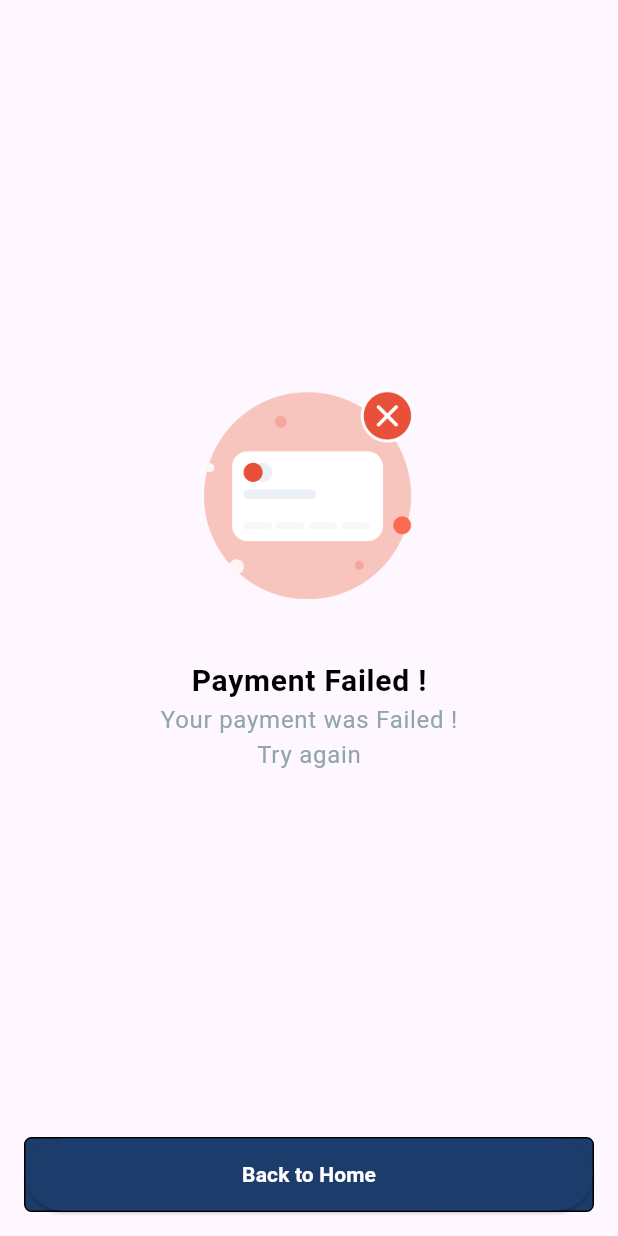
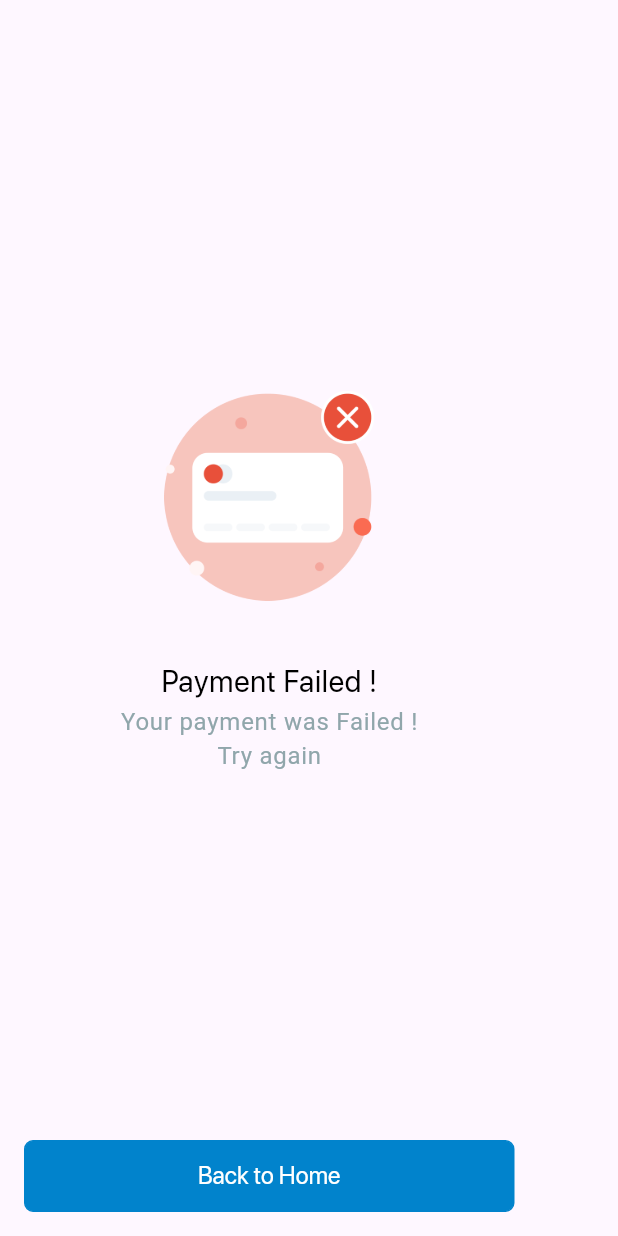
Before and after one commit to dipu363/FlutterDemo, a Flutter app: the screen it shows after launch, after a tap on "payment failed", on a phone screen of 412 x 824 dp. Run offline on Flutter 3.47's test engine with Material 2 defaults, Android fonts, the phone set to English and light mode, and no system bars; our stand-ins replace connectivity_plus, get.

Commit message:
6 new screen has been added

```diff
--- a/lib/main.dart
+++ b/lib/main.dart
@@ -1,7 +1,13 @@
 import 'package:flutter/material.dart';
+import 'package:internetconnectivitycheck/ui/screen/create_new%20_password_screen.dart';
 import 'package:internetconnectivitycheck/ui/screen/home_Screen.dart';
 import 'package:get/get.dart';
+import 'package:internetconnectivitycheck/ui/screen/login_screen.dart';
+import 'package:internetconnectivitycheck/ui/screen/password_changed_success_screen.dart';
+import 'package:internetconnectivitycheck/ui/screen/reset_password_screen.dart';
 import 'package:internetconnectivitycheck/ui/state_manager/dependency_injection.dart';
+import 'package:internetconnectivitycheck/ui/utils/app_colors.dart';
+import 'package:internetconnectivitycheck/ui/widget/my_input_theme.dart';
 
 
 
@@ -20,8 +26,9 @@
       debugShowCheckedModeBanner: false,
       title: 'Network Check ',
       theme: ThemeData(
-        colorScheme: ColorScheme.fromSeed(seedColor: Colors.deepPurple),
+       primarySwatch: Colors.blue,
         useMaterial3: true,
+        inputDecorationTheme: MyInputTheme().theme(),
       ),
       home:const HomeScreen(),
     );
--- a/lib/ui/screen/home_Screen.dart
+++ b/lib/ui/screen/home_Screen.dart
@@ -1,9 +1,15 @@
 
 import 'package:get/get.dart';
 import 'package:flutter/material.dart';
+import 'package:internetconnectivitycheck/ui/screen/check_email_screen.dart';
+import 'package:internetconnectivitycheck/ui/screen/create_new%20_password_screen.dart';
+import 'package:internetconnectivitycheck/ui/screen/login_screen.dart';
 import 'package:internetconnectivitycheck/ui/screen/no_internet_connection_screen.dart';
+import 'package:internetconnectivitycheck/ui/screen/password_changed_success_screen.dart';
 import 'package:internetconnectivitycheck/ui/screen/payment_filed_screen.dart';
 import 'package:internetconnectivitycheck/ui/screen/purchased_course_successful_screen.dart';
+import 'package:internetconnectivitycheck/ui/screen/registration_screen.dart';
+import 'package:internetconnectivitycheck/ui/screen/reset_password_screen.dart';
 import 'package:internetconnectivitycheck/ui/utils/app_colors.dart';
 import 'package:internetconnectivitycheck/ui/widget/common_elevated_button.dart';
 class HomeScreen extends StatelessWidget {
@@ -13,12 +19,11 @@
   Widget build(BuildContext context) {
     return Scaffold(
       appBar: AppBar(
-        title: const Text('Dashboard'),
+        title: const Text('Dashboard',style: TextStyle(fontFamily: 'SFProDisplay'),),
       ),
       body: Padding(
         padding: const EdgeInsets.all(8.0),
-        child: Column(
-          mainAxisAlignment: MainAxisAlignment.center,
+        child: ListView(
             children: [
               CommonElevatedButton(title: 'Pay now', onTap: (){
                 showModalBottomSheet(
@@ -40,8 +45,34 @@
               const SizedBox(height: 10,),
               CommonElevatedButton(title: 'No network', onTap: (){
                 Get.to(const NoInternetConnectionScreen()) ;
-            })
+              }),
+              const SizedBox(height: 10,),
+              CommonElevatedButton(title: 'login', onTap: (){
+                Get.to(const LogInScreen()) ;
+              }),
+              const SizedBox(height: 10,),
+              CommonElevatedButton(title: 'registration', onTap: (){
+                Get.to(const RegistrationScreen()) ;
+              }),
+              const SizedBox(height: 10,),
+              CommonElevatedButton(title: 'resetpassword', onTap: (){
+                Get.to(const ResetPasswordScreen()) ;
+              }),
+              const SizedBox(height: 10,),
+              CommonElevatedButton(title: 'CheckMail', onTap: (){
+                Get.to(const CheckEmailScreen()) ;
+              }),
+              const SizedBox(height: 10,),
+              CommonElevatedButton(title: 'Create new password', onTap: (){
+                Get.to(const CreateNewPasswordScreen()) ;
+              }),
+              const SizedBox(height: 10,),
+              CommonElevatedButton(title: 'Changepasswordsuccess', onTap: (){
+                Get.to(const PasswordChangedSuccessScreen()) ;
+              }),
+              const SizedBox(height: 10,),
             ],
+
         ),
       )
 
--- a/lib/ui/utils/app_colors.dart
+++ b/lib/ui/utils/app_colors.dart
@@ -4,3 +4,11 @@
 const Color grayColor = Color(0xFF90A6AB);
 const Color graySoftColor = Color(0xFFE7E7E7);
 const Color blackColor = Color(0xFF000000);
+
+const Color neutralBlack900 = Color(0xFF111827);
+const Color neutralBlack500 = Color(0xFF6B7280);
+const Color neutralBlack400 = Color(0xFF9CA3AF);
+const Color neutralBlack300 = Color(0xFFD1D5DB);
+const Color danger500 = Color(0xFFFF472B);
+const Color dreamBlue = Color(0xFF0183CC);
+const Color generalWhite = Color(0xFFFFFFFF);
--- a/lib/ui/widget/common_elevated_button.dart
+++ b/lib/ui/widget/common_elevated_button.dart
@@ -15,24 +15,29 @@
     return Container(
 
       decoration: BoxDecoration(
-          color: primaryColor,
-          border: Border.all(),
-          borderRadius: BorderRadius.circular(5)
+          color: dreamBlue,
+          border: Border.all(
+            color: dreamBlue
+          ),
+          borderRadius: BorderRadius.circular(6)
 
 
       ),
 
-      width: double.infinity,
-      height: 50,
+      width: 327,
+      height: 48,
       child: ElevatedButton(
           style: ElevatedButton.styleFrom(
-            backgroundColor: primaryColor,
+
+            backgroundColor: dreamBlue,
+            elevation: 0
           ),
           onPressed: onTap,
           child: Text(
             title,
+            textAlign: TextAlign.center,
             style: const TextStyle(
-                fontWeight: FontWeight.w600, color: Colors.white),
+                fontWeight: FontWeight.w500, color: generalWhite,fontSize: 16 ,letterSpacing: .1,fontFamily: 'SFProDisplay'),
           )),
     );
   }
--- /dev/null
+++ b/lib/ui/widget/my_input_theme.dart
@@ -0,0 +1,42 @@
+
+import 'package:flutter/material.dart';
+import 'package:internetconnectivitycheck/ui/utils/app_colors.dart';
+
+class MyInputTheme{
+  TextStyle _buildTextStyle(Color color ,{double size = 16.0}){
+    return TextStyle(
+      fontSize: 16,
+      fontFamily: 'SFProDisplay',
+      color: color,
+
+    );
+
+  }
+  OutlineInputBorder _buildBorder(Color color) {
+    return OutlineInputBorder(
+        borderRadius: const BorderRadius.all(Radius.circular(8)),
+        borderSide: BorderSide(color: color, width: 1));
+  }
+  InputDecorationTheme theme() => InputDecorationTheme(
+    contentPadding: const EdgeInsets.all(16), // if use content padding then ignore isDense
+    // isDense: true,
+    floatingLabelBehavior: FloatingLabelBehavior.never,
+
+
+    //border
+    enabledBorder: _buildBorder(neutralBlack400),
+    errorBorder: _buildBorder(danger500),
+    focusedBorder: _buildBorder(dreamBlue),
+    focusedErrorBorder: _buildBorder(dreamBlue),
+    disabledBorder: _buildBorder(neutralBlack300),
+    // text style
+    suffixStyle:_buildTextStyle(neutralBlack900),
+    counterStyle:_buildTextStyle(neutralBlack500),
+    floatingLabelStyle:_buildTextStyle(neutralBlack900),
+    errorStyle:_buildTextStyle(danger500),
+    helperStyle:_buildTextStyle(neutralBlack500),
+    hintStyle:_buildTextStyle(neutralBlack400),
+    labelStyle:_buildTextStyle(neutralBlack500),
+    prefixStyle:_buildTextStyle(neutralBlack900),
+  );
+}
```
Also changed, not shown: lib/ui/screen/check_email_screen.dart (added, +42 -0 lines), lib/ui/screen/create_new _password_screen.dart (added, +106 -0 lines), lib/ui/screen/login_screen.dart (added, +145 -0 lines), lib/ui/screen/password_changed_success_screen.dart (added, +43 -0 lines), lib/ui/screen/registration_screen.dart (added, +123 -0 lines), lib/ui/screen/reset_password_screen.dart (added, +85 -0 lines), lib/ui/utils/style.dart (+21 -3 lines), lib/ui/widget/common_edittext_field.dart (added, +35 -0 lines), pubspec.yaml (+4 -4 lines), assets/fonts/SF-Pro-Display-Regular.ttf (added), assets/fonts/SFPRODISPLAYREGULAR.OTF (added), assets/images/passwordchangesuccess.png (added). Lines whose indentation alone changed are shown as unchanged.
